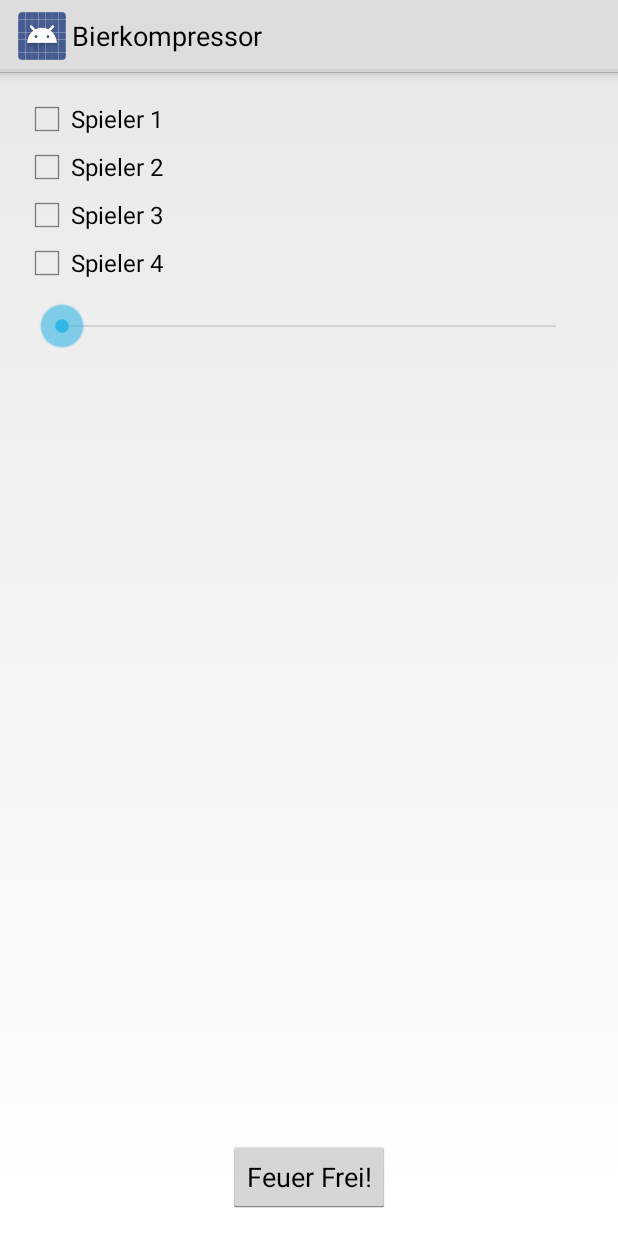
After one commit to mattibo/bierkompressor, an Android app: the layout fragment_random.xml on its own in the app's theme, with its tools: preview values and no code run, on a phone screen of 412 x 824 dp. The commit adds this screen. Run offline under Robolectric (Android 15) with nearby library versions, the phone set to English and light mode, and no system bars.

Commit message:
Menü erstellt (Home Button funktioniert noch nicht), Zufall-Fragment erstellt.

```diff
--- /dev/null
+++ b/client-android/bierkompressor/src/main/res/layout/fragment_random.xml
@@ -0,0 +1,55 @@
+<?xml version="1.0" encoding="utf-8"?>
+
+<RelativeLayout xmlns:android="http://schemas.android.com/apk/res/android"
+                android:layout_width="match_parent"
+                android:layout_height="match_parent"
+                android:layout_margin="15dp">
+
+    <LinearLayout
+            android:layout_width="fill_parent"
+            android:layout_height="fill_parent"
+            android:orientation="vertical">
+
+        <CheckBox
+                android:layout_width="wrap_content"
+                android:layout_height="wrap_content"
+                android:text="@string/player_1"
+                android:id="@+id/button_random_player1"
+                android:layout_gravity="left|center_vertical"/>
+        <CheckBox
+                android:layout_width="wrap_content"
+                android:layout_height="wrap_content"
+                android:text="@string/player_2"
+                android:id="@+id/button_random_player2"
+                android:layout_gravity="top"/>
+        <CheckBox
+                android:layout_width="wrap_content"
+                android:layout_height="wrap_content"
+                android:text="@string/player_3"
+                android:id="@+id/button_random_player3"
+                android:layout_gravity="left"/>
+        <CheckBox
+                android:layout_width="wrap_content"
+                android:layout_height="wrap_content"
+                android:text="@string/player_4"
+                android:id="@+id/button_random_player4"
+                android:layout_gravity="left|center_vertical"/>
+
+        <SeekBar
+                android:layout_width="match_parent"
+                android:layout_height="wrap_content"
+                android:id="@+id/seekBar"
+                android:layout_gravity="center"
+                android:layout_margin="10dp"/>
+
+    </LinearLayout>
+
+    <Button
+            android:layout_width="wrap_content"
+            android:layout_height="wrap_content"
+            android:text="Feuer Frei!"
+            android:id="@+id/button"
+            android:layout_gravity="center|bottom"
+            android:layout_alignParentBottom="true"
+            android:layout_centerHorizontal="true"/>
+</RelativeLayout>
--- a/client-android/bierkompressor/src/main/res/menu/main.xml
+++ /dev/null
@@ -1,6 +0,0 @@
-<menu xmlns:android="http://schemas.android.com/apk/res/android">
-    <item android:id="@+id/action_settings"
-        android:title="@string/action_settings"
-        android:orderInCategory="100"
-        android:showAsAction="never" />
-</menu>
```
Also changed, not shown: client-android/bierkompressor/src/main/AndroidManifest.xml (+13 -13 lines), client-android/bierkompressor/src/main/java/com/broeckel/bierkompressor/MainActivity.java (+60 -0 lines), client-android/bierkompressor/src/main/res/layout/activity_main.xml (+20 -16 lines), client-android/bierkompressor/src/main/res/layout/drawer_list_item.xml (added, +13 -0 lines), client-android/bierkompressor/src/main/res/values/strings.xml (+17 -6 lines), client-android/bierkompressor/src/main/res/drawable-hdpi/drawer_shadow.9.png (added), client-android/bierkompressor/src/main/res/drawable-hdpi/ic_drawer.png (added), client-android/bierkompressor/src/main/res/drawable-mdpi/drawer_shadow.9.png (added), client-android/bierkompressor/src/main/res/drawable-mdpi/ic_drawer.png (added), client-android/bierkompressor/src/main/res/drawable-xhdpi/drawer_shadow.9.png (added), client-android/bierkompressor/src/main/res/drawable-xhdpi/ic_drawer.png (added), 12 other files.
